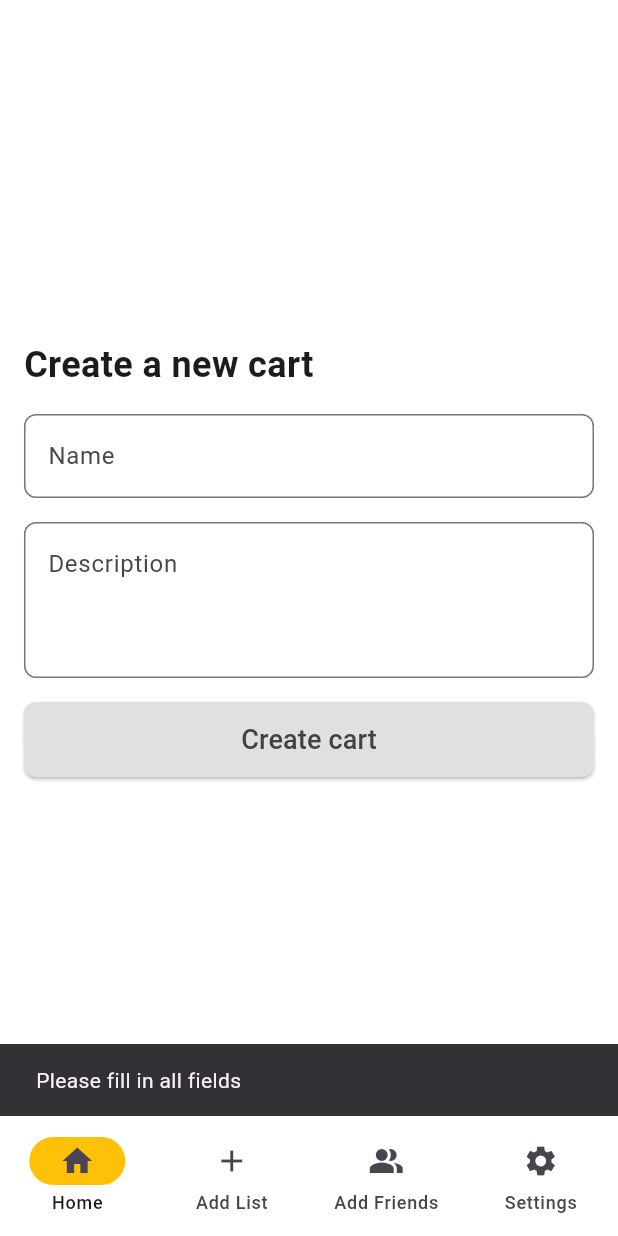
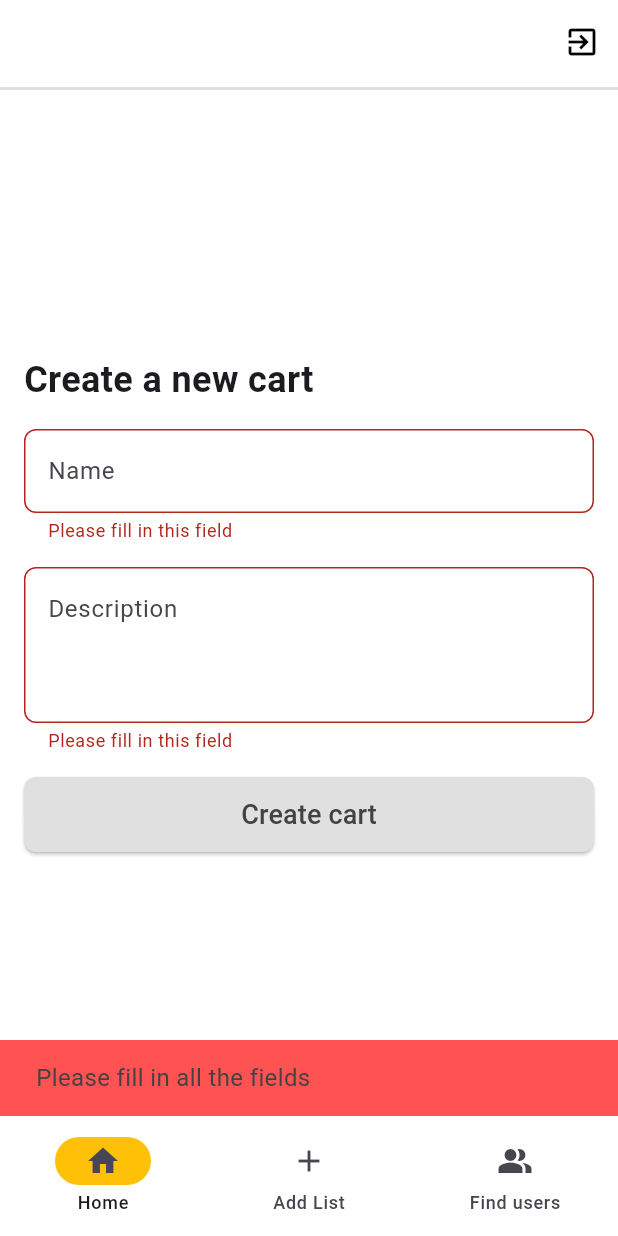
Before and after one commit to Dubstepzedd/CartSync, a Flutter app: the MainScaffold screen opened directly with empty values, item 2 of the bottom bar chosen, after a tap on "Create cart", on a phone screen of 412 x 824 dp. Run offline on Flutter 3.47's test engine with Material 3 defaults, Android fonts, the phone set to English and light mode, and no system bars; our stand-ins replace go_router, shared_preferences; accounts and stored records are empty.

Commit message:
Improved structure, changed friends to following and added logout functionality

```diff
--- a/app/lib/app.dart
+++ b/app/lib/app.dart
@@ -1,11 +1,10 @@
 import 'package:app/auth/login_page.dart';
 import 'package:app/auth/register_page.dart';
 import 'package:app/main_scaffold.dart';
-import 'package:app/pages/friends.dart';
+import 'package:app/pages/follow.dart';
 import 'package:app/pages/home.dart';
 import 'package:app/pages/list_page.dart';
 import 'package:app/pages/providers/cart_state.dart';
-import 'package:app/pages/settings.dart';
 import 'package:flutter/material.dart';
 import 'package:go_router/go_router.dart';
 import 'package:provider/provider.dart';
@@ -47,12 +46,8 @@ final GoRouter _router = GoRouter(
           pageBuilder: (context, state) => const NoTransitionPage(child: ListPage()),
         ),
         GoRoute(
-          path: '/friends',
-          pageBuilder: (context, state) => const NoTransitionPage(child: FriendsPage()),
-        ),
-        GoRoute(
-          path: '/settings',
-          pageBuilder: (context, state) => const NoTransitionPage(child: SettingsPage()),
+          path: '/follow',
+          pageBuilder: (context, state) => const NoTransitionPage(child: FollowPage()),
         )
       ],
     ),
--- /dev/null
+++ b/app/lib/helper.dart
@@ -0,0 +1,20 @@
+
+
+import 'package:flutter/material.dart';
+
+void displayMessage(BuildContext context, bool isSuccess, String message) {
+  ScaffoldMessenger.of(context).clearSnackBars();
+  ScaffoldMessenger.of(context).showSnackBar(
+    SnackBar(
+      backgroundColor: isSuccess ? Colors.greenAccent : Colors.redAccent,
+      content: Text(
+        message,
+        style: TextStyle(
+          color: Colors.grey[800],
+          fontSize: 16,
+        ),
+      ),
+      duration: const Duration(seconds: 2),
+    ),
+  );
+}
--- a/app/lib/main_scaffold.dart
+++ b/app/lib/main_scaffold.dart
@@ -1,10 +1,13 @@
 
+import 'package:app/helper.dart';
+import 'package:app/pages/providers/cart_state.dart';
 import 'package:flutter/material.dart';
 import 'package:go_router/go_router.dart';
+import 'package:provider/provider.dart';
 
 class MainScaffold extends StatefulWidget {
   final Widget child;
-  final List<String> tabs = const ["home", "list_page", "friends", "settings"];
+  final List<String> tabs = const ["home", "list_page", "follow"];
 
   const MainScaffold({super.key, required this.child});
 
@@ -20,6 +23,35 @@ class MainScaffoldState extends State<MainScaffold> {
   Widget build(BuildContext context) {
     //TODO Fix so you cant go back
     return Scaffold(
+      appBar: AppBar(
+        bottom: PreferredSize(
+          preferredSize: const Size.fromHeight(4.0),
+          child: Container(
+              color: Colors.grey[300],
+              height: 2.0,
+          )
+        ),
+        backgroundColor: Colors.white,
+        actions: <Widget>[
+          IconButton(
+            icon: const Icon(
+              Icons.exit_to_app_outlined,
+              color: Colors.black,
+            ),
+            onPressed: () {
+              context.read<CartState>().logout().then((response) {
+                if (!context.mounted) return;
+
+                displayMessage(context, response.statusCode == 200, response.message);
+
+                if(response.statusCode == 200) {
+                  context.replace('/login');
+                }
+              });
+            },
+          )
+        ],
+      ),
       backgroundColor: Colors.white,
       body: widget.child,
       bottomNavigationBar: NavigationBar(
@@ -38,8 +70,7 @@ class MainScaffoldState extends State<MainScaffold> {
         destinations: const [
           NavigationDestination(icon: Icon(Icons.home), label: 'Home'),
           NavigationDestination(icon: Icon(Icons.add), label: 'Add List'),
-          NavigationDestination(icon: Icon(Icons.people_alt), label: 'Add Friends'),
-          NavigationDestination(icon: Icon(Icons.settings), label: 'Settings')
+          NavigationDestination(icon: Icon(Icons.people_alt), label: 'Find users'),
         ],
       ),
     );
--- a/app/lib/models/user.dart
+++ b/app/lib/models/user.dart
@@ -1,21 +1,21 @@
 
 class User {
   final String email;
-  final List<String> friends;
+  final List<String> following;
 
   User({
     required this.email,
-    required this.friends,
+    required this.following,
   });
 
   factory User.fromJson(Map<String, dynamic> json) {
     return User(
       email: json["username"], // Mapping "username" from Flask JSON to "email"
-      friends: (json["friends"]).cast<String>(), // Ensure it's always a List<String>
+      following: (json["following"]).cast<String>(), // Ensure it's always a List<String>
     );
   }
 
-  bool isFriend(String username) {
-    return friends.contains(username);
+  bool isFollowing(String username) {
+    return following.contains(username);
   }
 }
--- a/app/lib/pages/list_page.dart
+++ b/app/lib/pages/list_page.dart
@@ -1,3 +1,4 @@
+import 'package:app/helper.dart';
 import 'package:app/pages/providers/cart_state.dart';
 import 'package:app/widget_helper.dart';
 import 'package:flutter/material.dart';
@@ -13,6 +14,7 @@ class ListPage extends StatefulWidget {
 }
 
 class ListState extends State<ListPage> {
+  final formKey = GlobalKey<FormState>();
   final nameController = TextEditingController();
   final descriptionController = TextEditingController();
 
@@ -21,6 +23,8 @@ class ListState extends State<ListPage> {
     return Padding(
       padding: const EdgeInsets.all(16.0),
       child: Center(
+        child: Form(
+          key: formKey,
           child: Column(
             mainAxisAlignment: MainAxisAlignment.center,
             crossAxisAlignment: CrossAxisAlignment.start,
@@ -39,13 +43,10 @@ class ListState extends State<ListPage> {
               const SizedBox(height: 16.0),
               ElevatedButton(
                 onPressed: () {
+
+                  if(formKey.currentState!.validate()) {
                     final name = nameController.text;
                     final description = descriptionController.text;
-
-                if (name.isEmpty || description.isEmpty) {
-                  ScaffoldMessenger.of(context).showSnackBar(const SnackBar(content: Text("Please fill in all fields")));
-                  return;
-                }
 
                     context.read<CartState>().createCart(name, description).then((response) {
 
@@ -53,31 +54,18 @@ class ListState extends State<ListPage> {
                         return;
                       }
 
+                      displayMessage(context, response.statusCode == 201, response.message);
+
                       if (response.statusCode == 201) {
-                    nameController.clear();
-                    descriptionController.clear();
-                    ScaffoldMessenger.of(context).showSnackBar(
-                      SnackBar(
-                        backgroundColor: Colors.greenAccent,
-                        content: Text(
-                          style: const TextStyle(color: Colors.black),
-                          response.message
-                        )
-                      )
-                    );
+                        formKey.currentState!.reset();
+                      }
+                    });
                   }
                   else {
-                    ScaffoldMessenger.of(context).showSnackBar(
-                      SnackBar(
-                        backgroundColor: Colors.redAccent,
-                        content: Text(
-                          style: const TextStyle(color: Colors.black),
-                          response.message
-                        )
-                      )
-                    );
+                    displayMessage(context, false, "Please fill in all the fields");
                   }
-                });
+
+
                 },
                 style: ElevatedButton.styleFrom(
                   minimumSize: const Size(double.infinity, 50),
@@ -91,6 +79,7 @@ class ListState extends State<ListPage> {
             ],
           ),
         ),
+      ),
     );
   }
 }
--- a/app/lib/widget_helper.dart
+++ b/app/lib/widget_helper.dart
@@ -1,10 +1,18 @@
 // Reusable method to create a nice text field.
 import 'package:flutter/material.dart';
 
+// TODO These validators are very simple, let the developer pass in a custom validator
+
 Widget getTextFieldIcon(String label, IconData icon, TextEditingController controller, {bool isSensitive = false}) {
-  return TextField(
+  return TextFormField(
     controller: controller,
     obscureText: isSensitive,
+    validator: (value) {
+      if (value == null || value.isEmpty) {
+        return 'Please fill in this field';
+      }
+      return null;
+    },
     decoration: InputDecoration(
       hintText: label,
       prefixIcon: Icon(icon),
@@ -21,9 +29,15 @@ Widget getTextFieldIcon(String label, IconData icon, TextEditingController contr
 }
 
 Widget getTextField(String label, TextEditingController controller, {bool isSensitive = false, int maxLines = 1}) {
-  return TextField(
+  return TextFormField(
     controller: controller,
     obscureText: isSensitive,
+    validator: (value) {
+      if (value == null || value.isEmpty) {
+        return 'Please fill in this field';
+      }
+      return null;
+    },
     maxLines: maxLines,
     decoration: InputDecoration(
       hintText: label,
```
Also changed, not shown: app/lib/auth/login_page.dart (+2 -6 lines), app/lib/auth/register_page.dart (+3 -15 lines), app/lib/backend/server_communicator.dart (+5 -4 lines), app/lib/pages/follow.dart (renamed from app/lib/pages/friends.dart, +30 -28 lines), app/lib/pages/home.dart (+4 -22 lines), app/lib/pages/providers/cart_state.dart (+30 -14 lines), app/lib/pages/settings.dart (deleted, +0 -12 lines), 4 other files. Lines whose indentation alone changed are shown as unchanged.
